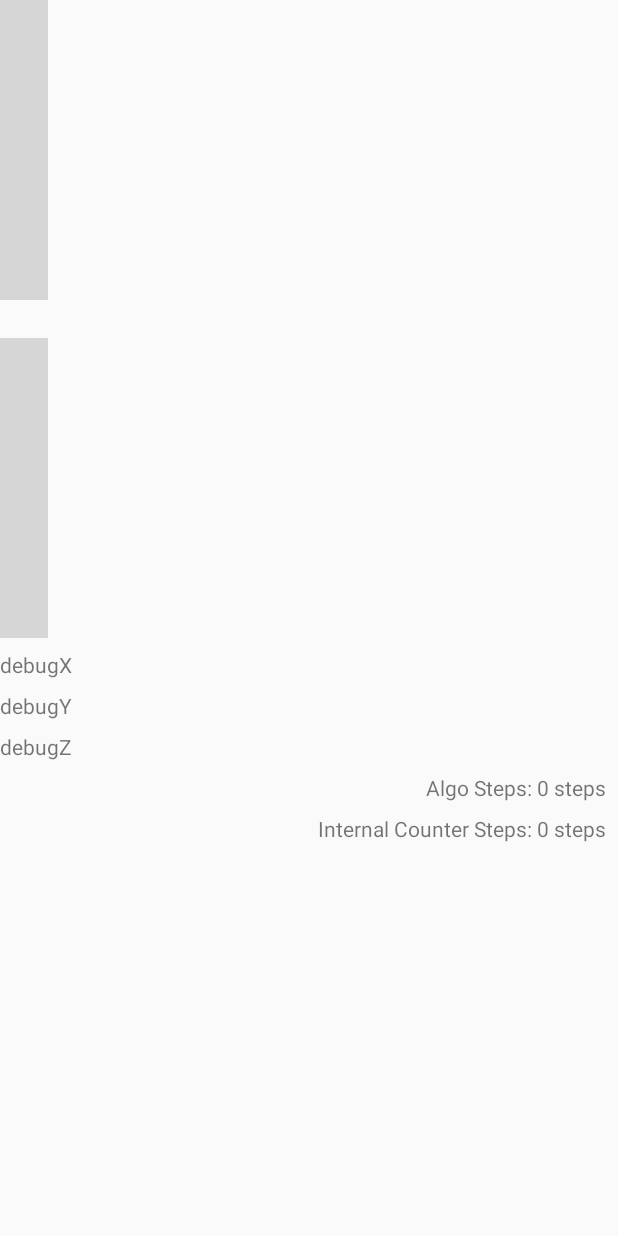
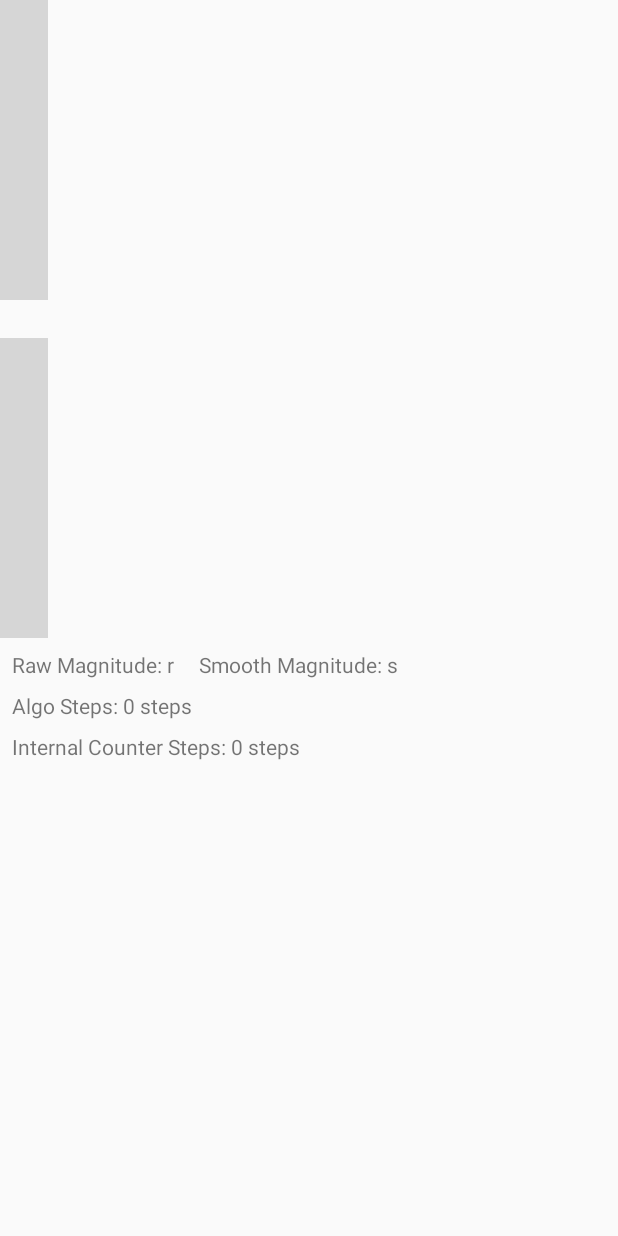
Before and after one commit to brownmagik352/pedometertest, an Android app: the layout activity_main.xml on its own in the app's theme, with its tools: preview values and no code run, on a phone screen of 412 x 824 dp. Run offline under Robolectric (Android 15) with nearby library versions, the phone set to English and light mode, and no system bars; plain views replace GraphView; grey boxes are pictures that could not be loaded.

Commit message:
closes #13, signals consolidated to magnitudes, plus some UI updates and code cleanup

```diff
--- a/app/src/main/res/layout/activity_main.xml
+++ b/app/src/main/res/layout/activity_main.xml
@@ -5,33 +5,6 @@
     android:layout_width="match_parent"
     android:layout_height="match_parent"
     tools:context=".MainActivity">
-
-    <TextView
-        android:id="@+id/debugX"
-        android:layout_width="wrap_content"
-        android:layout_height="wrap_content"
-        android:layout_marginTop="8dp"
-        android:text="debugX"
-        app:layout_constraintTop_toBottomOf="@+id/graphSmooth"
-        tools:layout_editor_absoluteX="0dp" />
-
-    <TextView
-        android:id="@+id/debugY"
-        android:layout_width="wrap_content"
-        android:layout_height="wrap_content"
-        android:layout_marginTop="8dp"
-        android:text="debugY"
-        app:layout_constraintTop_toBottomOf="@+id/debugX"
-        tools:layout_editor_absoluteX="0dp" />
-
-    <TextView
-        android:id="@+id/debugZ"
-        android:layout_width="wrap_content"
-        android:layout_height="wrap_content"
-        android:layout_marginTop="8dp"
-        android:text="debugZ"
-        app:layout_constraintTop_toBottomOf="@+id/debugY"
-        tools:layout_editor_absoluteX="0dp" />
 
     <com.jjoe64.graphview.GraphView
         android:id="@+id/graphRaw"
@@ -46,23 +19,33 @@
         app:layout_constraintTop_toBottomOf="@+id/graphRaw" />
 
     <TextView
+        android:id="@+id/debugText"
+        android:layout_width="wrap_content"
+        android:layout_height="wrap_content"
+        android:layout_marginStart="8dp"
+        android:layout_marginTop="8dp"
+        android:text="Raw Magnitude: r     Smooth Magnitude: s"
+        app:layout_constraintStart_toStartOf="parent"
+        app:layout_constraintTop_toBottomOf="@+id/graphSmooth" />
+
+    <TextView
         android:id="@+id/algo_counter_view"
         android:layout_width="wrap_content"
         android:layout_height="wrap_content"
-        android:layout_marginEnd="8dp"
+        android:layout_marginStart="8dp"
         android:layout_marginTop="8dp"
         android:text="Algo Steps: 0 steps"
-        app:layout_constraintEnd_toEndOf="parent"
-        app:layout_constraintTop_toBottomOf="@+id/debugZ" />
+        app:layout_constraintStart_toStartOf="parent"
+        app:layout_constraintTop_toBottomOf="@+id/debugText" />
 
     <TextView
         android:id="@+id/internal_steps_view"
         android:layout_width="wrap_content"
         android:layout_height="wrap_content"
-        android:layout_marginEnd="8dp"
+        android:layout_marginStart="8dp"
         android:layout_marginTop="8dp"
         android:text="Internal Counter Steps: 0 steps"
-        app:layout_constraintEnd_toEndOf="parent"
+        app:layout_constraintStart_toStartOf="parent"
         app:layout_constraintTop_toBottomOf="@+id/algo_counter_view" />
 
 </android.support.constraint.ConstraintLayout>
```
Also changed, not shown: app/src/main/java/com/example/brownmagik352/pedometertest/MainActivity.java (+27 -53 lines).
